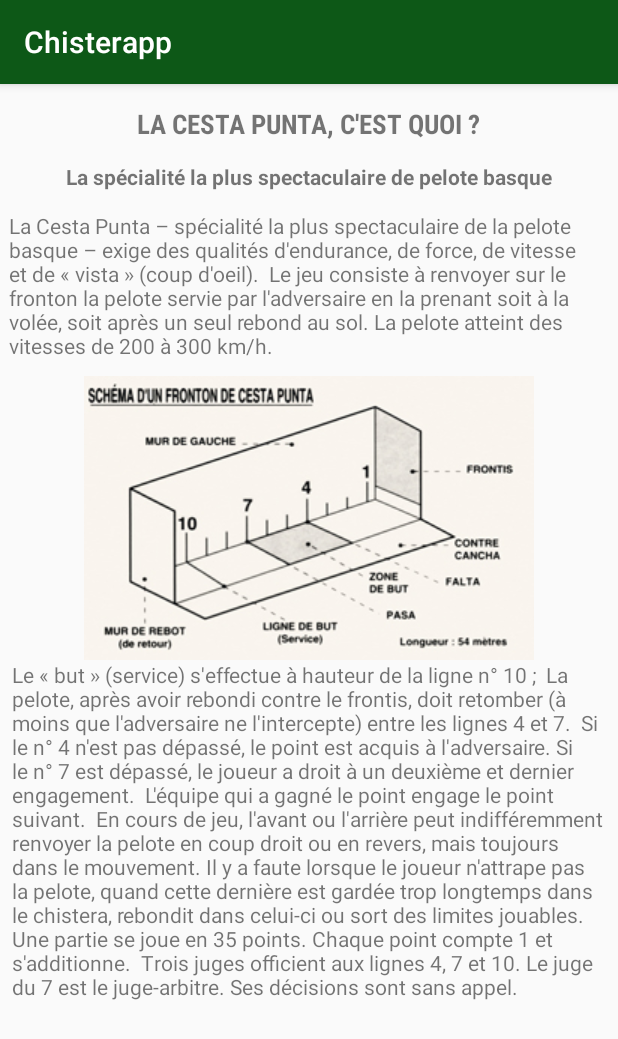
After one commit to Superevade/AndroidProject, an Android app: the Infos screen opened directly, with no data from a screen before it, on a phone screen of 412 x 824 dp. The commit adds this screen. Shown: the top 1039 px of the screen. Run offline under Robolectric (Android 15) with nearby library versions, the phone set to English and light mode, and no system bars.

Commit message:
bdd externe

```diff
--- a/app/build.gradle
+++ b/app/build.gradle
@@ -9,6 +9,7 @@ android {
         versionCode 1
         versionName "1.0"
         testInstrumentationRunner "android.support.test.runner.AndroidJUnitRunner"
+        useLibrary 'org.apache.http.legacy'
     }
     buildTypes {
         release {
@@ -24,6 +25,10 @@ dependencies {
     implementation 'com.android.support:design:26.1.0'
     implementation 'com.android.support.constraint:constraint-layout:1.0.2'
     implementation 'com.google.android.gms:play-services-maps:12.0.0'
+    compile 'com.google.http-client:google-http-client-android:+'
+    compile 'com.google.api-client:google-api-client-android:+'
+    compile 'com.google.api-client:google-api-client-gson:+'
+    compile 'com.googlecode.json-simple:json-simple:1.1'
     testImplementation 'junit:junit:4.12'
     androidTestImplementation 'com.android.support.test:runner:1.0.1'
     androidTestImplementation 'com.android.support.test.espresso:espresso-core:3.0.1'
--- a/app/src/main/AndroidManifest.xml
+++ b/app/src/main/AndroidManifest.xml
@@ -6,7 +6,7 @@
 
     <uses-permission android:name="android.permission.CAMERA" />
     <uses-permission android:name="android.permission.READ_EXTERNAL_STORAGE" />
-
+    <uses-permission android:name="android.permission.INTERNET" />
     <uses-feature android:name="android.hardware.camera" />
     <uses-feature android:name="android.hardware.camera.autofocus" />
 
@@ -50,6 +50,7 @@
             </intent-filter>
         </activity>
         <activity android:name=".GalleryActivity" />
+        <activity android:name=".Infos" />
         <!--
              The API key for Google Maps-based APIs is defined as a string resource.
              (See the file "res/values/google_maps_api.xml").
--- /dev/null
+++ b/app/src/main/java/com/example/pierre/chisterapp/Infos.java
@@ -0,0 +1,21 @@
+package com.example.pierre.chisterapp;
+
+import android.os.Bundle;
+import android.support.v7.app.AppCompatActivity;
+import android.widget.GridView;
+
+import java.io.File;
+
+/**
+ * Created by Adri on 01/04/2018.
+ */
+
+public class Infos extends AppCompatActivity {
+
+    @Override
+    public void onCreate(Bundle savedInstanceState) {
+        super.onCreate(savedInstanceState);
+        setContentView(R.layout.content_infos);
+
+    }
+}
--- /dev/null
+++ b/app/src/main/res/layout/content_infos.xml
@@ -0,0 +1,89 @@
+<?xml version="1.0" encoding="utf-8"?>
+<android.support.constraint.ConstraintLayout xmlns:android="http://schemas.android.com/apk/res/android"
+    xmlns:app="http://schemas.android.com/apk/res-auto"
+    xmlns:tools="http://schemas.android.com/tools"
+    android:layout_width="match_parent"
+    android:layout_height="match_parent">
+
+    <ScrollView
+        android:layout_width="match_parent"
+        android:layout_height="match_parent"
+        android:layout_marginBottom="8dp"
+        android:clipToPadding="false"
+        android:fillViewport="false"
+        app:layout_constraintBottom_toBottomOf="parent">
+
+        <RelativeLayout
+            android:layout_width="wrap_content"
+            android:layout_height="wrap_content"
+            android:layout_weight="1">
+
+
+            <TextView
+                android:id="@+id/textView3"
+                android:layout_width="400dp"
+                android:layout_height="130dp"
+                android:layout_below="@+id/textView2"
+                android:layout_centerHorizontal="true"
+                android:layout_marginTop="13dp"
+                android:layout_weight="1"
+                android:text="La Cesta Punta – spécialité la plus spectaculaire de la pelote basque – exige des qualités d'endurance, de force, de vitesse et de « vista » (coup d'oeil).  Le jeu consiste à renvoyer sur le fronton la pelote servie par l'adversaire en la prenant soit à la volée, soit après un seul rebond au sol. La pelote atteint des vitesses de 200 à 300 km/h."
+                tools:layout_editor_absoluteX="8dp"
+                tools:layout_editor_absoluteY="93dp" />
+
+            <ImageView
+                android:id="@+id/imageView3"
+                android:layout_width="wrap_content"
+                android:layout_height="wrap_content"
+                android:layout_alignTop="@+id/textView3"
+                android:layout_centerHorizontal="true"
+                android:layout_marginTop="110dp"
+                app:srcCompat="@drawable/rules"
+                tools:layout_editor_absoluteX="56dp"
+                tools:layout_editor_absoluteY="208dp" />
+
+            <TextView
+                android:id="@+id/textView2"
+                android:layout_width="wrap_content"
+                android:layout_height="wrap_content"
+                android:layout_below="@+id/textView"
+                android:layout_centerHorizontal="true"
+                android:layout_weight="1"
+                android:text="La spécialité la plus spectaculaire de pelote basque"
+                android:textStyle="bold"
+                tools:layout_editor_absoluteX="32dp"
+                tools:layout_editor_absoluteY="54dp" />
+
+            <TextView
+                android:id="@+id/textView"
+                android:layout_width="wrap_content"
+                android:layout_height="38dp"
+                android:layout_alignParentTop="true"
+                android:layout_centerHorizontal="true"
+                android:layout_marginTop="14dp"
+                android:layout_weight="1"
+                android:fontFamily="sans-serif-condensed"
+                android:text="LA CESTA PUNTA, C'EST QUOI ?"
+                android:textAllCaps="false"
+                android:textSize="18sp"
+                android:textStyle="bold"
+                app:layout_constraintStart_toStartOf="parent"
+                tools:layout_editor_absoluteY="16dp" />
+
+            <TextView
+                android:id="@+id/textView4"
+                android:layout_width="404dp"
+                android:layout_height="250dp"
+                android:layout_alignParentEnd="true"
+                android:layout_alignParentRight="true"
+                android:layout_below="@+id/imageView3"
+                android:layout_weight="1"
+                android:text="Le « but » (service) s'effectue à hauteur de la ligne n° 10 ;  La pelote, après avoir rebondi contre le frontis, doit retomber (à moins que l'adversaire ne l'intercepte) entre les lignes 4 et 7.  Si le n° 4 n'est pas dépassé, le point est acquis à l'adversaire. Si le n° 7 est dépassé, le joueur a droit à un deuxième et dernier engagement.  L'équipe qui a gagné le point engage le point suivant.  En cours de jeu, l'avant ou l'arrière peut indifféremment renvoyer la pelote en coup droit ou en revers, mais toujours dans le mouvement. Il y a faute lorsque le joueur n'attrape pas la pelote, quand cette dernière est gardée trop longtemps dans le chistera, rebondit dans celui-ci ou sort des limites jouables. Une partie se joue en 35 points. Chaque point compte 1 et s'additionne.  Trois juges officient aux lignes 4, 7 et 10. Le juge du 7 est le juge-arbitre. Ses décisions sont sans appel."
+                tools:layout_editor_absoluteX="3dp"
+                tools:layout_editor_absoluteY="202dp" />
+
+        </RelativeLayout>
+    </ScrollView>
+
+
+</android.support.constraint.ConstraintLayout>
--- a/app/src/main/res/layout/nav_header_main.xml
+++ b/app/src/main/res/layout/nav_header_main.xml
@@ -14,8 +14,8 @@
 
     <ImageView
         android:id="@+id/imageView"
-        android:layout_width="204dp"
-        android:layout_height="80dp"
+        android:layout_width="352dp"
+        android:layout_height="103dp"
         android:background="@color/colorPrimaryWhite"
         android:paddingTop="@dimen/nav_header_vertical_spacing"
         android:src="@mipmap/ic_launcher_foreground" />
```
Also changed, not shown: app/src/main/java/com/example/pierre/chisterapp/AjouterMatch.java (+115 -27 lines), app/src/main/java/com/example/pierre/chisterapp/JSONParser.java (added, +105 -0 lines), app/src/main/java/com/example/pierre/chisterapp/MainActivity.java (+12 -3 lines), app/src/main/res/drawable/rules.jpg (added).
